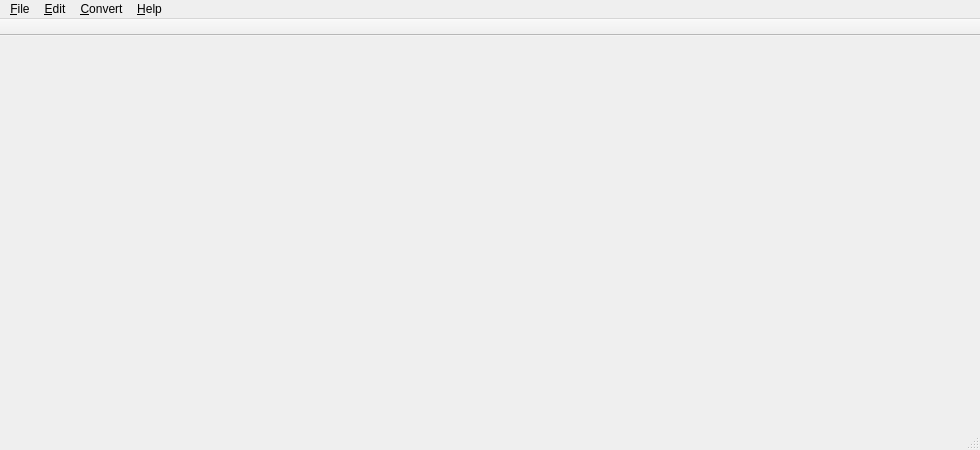
Qt form ui/mainwindow.ui (swl-x/MystiQ) before a commit.
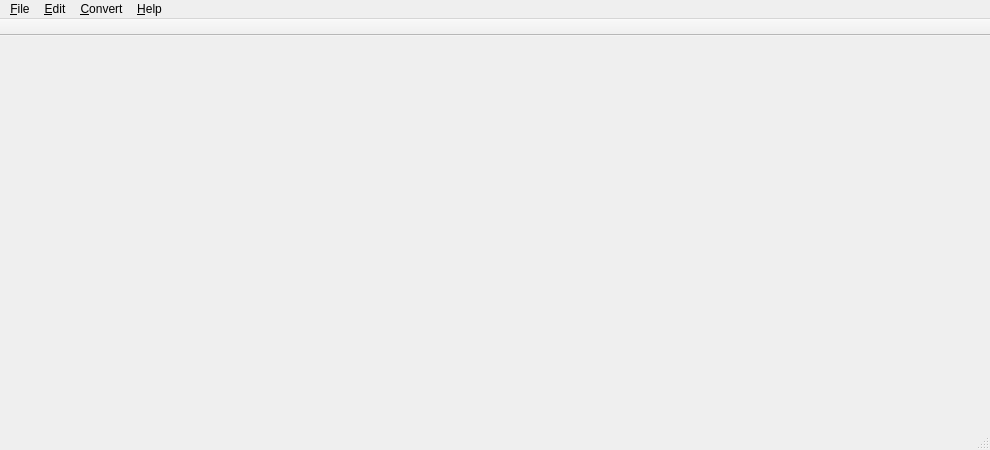
The same form after that commit. Icons and pictures are not drawn.

```diff
--- a/ui/mainwindow.ui
+++ b/ui/mainwindow.ui
@@ -9,7 +9,7 @@
    <rect>
     <x>0</x>
     <y>0</y>
-    <width>980</width>
+    <width>990</width>
     <height>450</height>
    </rect>
   </property>
@@ -96,7 +96,7 @@
     <rect>
      <x>0</x>
      <y>0</y>
-     <width>980</width>
+     <width>990</width>
      <height>29</height>
     </rect>
    </property>
@@ -167,7 +167,7 @@
     <string notr="true">MystiQ</string>
    </property>
    <property name="autoFillBackground">
-    <bool>true</bool>
+    <bool>false</bool>
    </property>
    <property name="inputMethodHints">
     <set>Qt::ImhNone</set>
```
Left out of the diff: 90 changed lines with no effect on the pictures.
